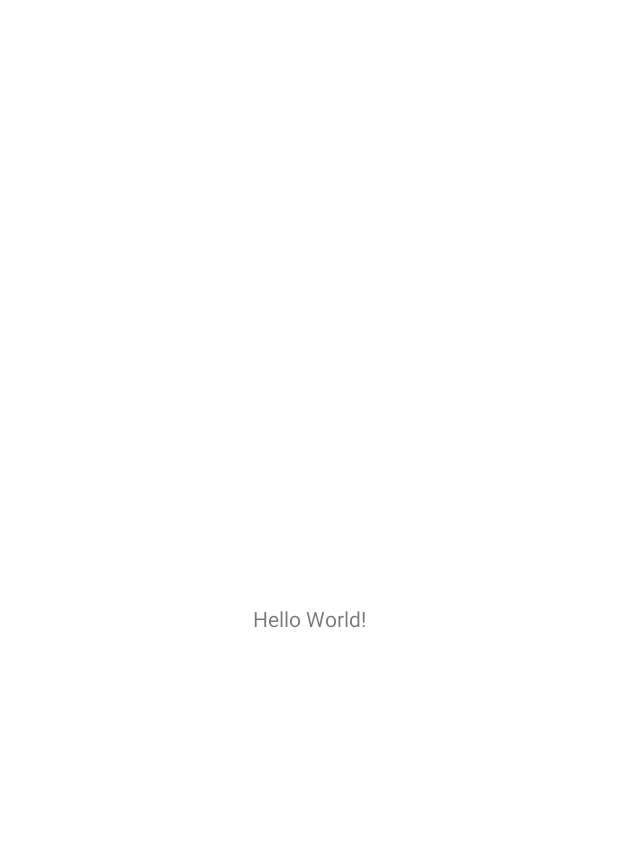
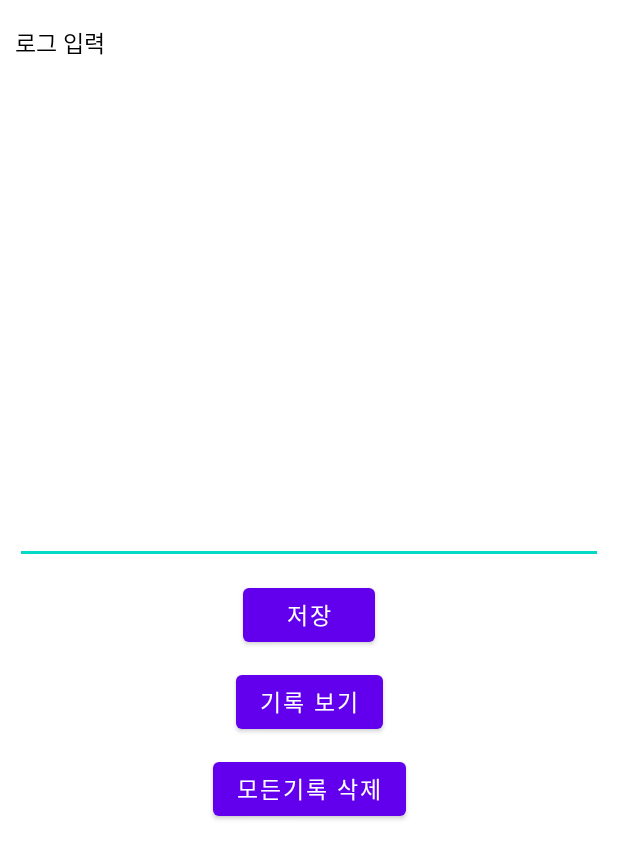
Before and after one commit to cellodove/Room_Example, an Android app: the screen it shows after launch (MainActivity), on a phone screen of 412 x 824 dp. Before the commit the part shown is almost empty. Shown: the top 859 px of the screen. Run offline under Robolectric (Android 15) with nearby library versions, the phone set to English and light mode, and no system bars.

Commit message:
레이아웃 연결 완료

```diff
--- /dev/null
+++ b/app/src/main/java/com/peter/room_example/extension/ViewExtension.kt
@@ -0,0 +1,14 @@
+package com.peter.room_example.extension
+
+import android.view.View
+import com.peter.room_example.databinding.LayoutToolbarBinding
+
+fun initToolbar(toolbar: LayoutToolbarBinding, title : String, backClickVisible : Boolean , backClick:(() -> Unit)? = null){
+    toolbar.apply {
+        this.title.text = title
+        this.backButton.visibility = if (backClickVisible) View.VISIBLE else View.GONE
+        this.backButton.setOnClickListener {
+            backClick?.invoke()
+        }
+    }
+}
--- a/app/src/main/java/com/peter/room_example/ui/EditFragment.kt
+++ b/app/src/main/java/com/peter/room_example/ui/EditFragment.kt
@@ -1,6 +1,20 @@
 package com.peter.room_example.ui
 
-import androidx.fragment.app.Fragment
+import android.os.Bundle
+import android.view.View
+import androidx.fragment.app.activityViewModels
+import com.peter.room_example.databinding.FragmentEditBinding
+import com.peter.room_example.extension.initToolbar
+import com.peter.room_example.ui.base.BaseFragment
 
-class EditFragment : Fragment() {
+class EditFragment : BaseFragment<FragmentEditBinding>(FragmentEditBinding::inflate) {
+    private val viewModel : MainViewModel by activityViewModels()
+
+    override fun onViewCreated(view: View, savedInstanceState: Bundle?) {
+        super.onViewCreated(view, savedInstanceState)
+        initToolbar(binding.toolbar,"로그 입력", backClickVisible = false)
+        binding.showLogButton.setOnClickListener {
+            viewModel.liveFragmentStep.value = MainViewModel.FragmentStep.LOG
+        }
+    }
 }
--- a/app/src/main/java/com/peter/room_example/ui/LogListFragment.kt
+++ b/app/src/main/java/com/peter/room_example/ui/LogListFragment.kt
@@ -1,6 +1,18 @@
 package com.peter.room_example.ui
 
-import androidx.fragment.app.Fragment
+import android.os.Bundle
+import android.view.View
+import androidx.fragment.app.activityViewModels
+import com.peter.room_example.databinding.FragmentLogBinding
+import com.peter.room_example.extension.initToolbar
+import com.peter.room_example.ui.base.BaseFragment
 
-class LogListFragment : Fragment() {
+class LogListFragment : BaseFragment<FragmentLogBinding>(FragmentLogBinding::inflate) {
+    private val viewModel : MainViewModel by activityViewModels()
+
+    override fun onViewCreated(view: View, savedInstanceState: Bundle?) {
+        super.onViewCreated(view, savedInstanceState)
+        initToolbar(binding.toolbar, "로그 기록", backClickVisible = true, backClick = { viewModel.liveFragmentStep.value = MainViewModel.FragmentStep.EDIT })
+
+    }
 }
--- a/app/src/main/java/com/peter/room_example/ui/MainActivity.kt
+++ b/app/src/main/java/com/peter/room_example/ui/MainActivity.kt
@@ -6,7 +6,7 @@ import androidx.activity.viewModels
 import com.peter.room_example.R
 
 class MainActivity : AppCompatActivity() {
-    val viewModel : MainViewModel by viewModels()
+    private val viewModel : MainViewModel by viewModels()
 
     override fun onCreate(savedInstanceState: Bundle?) {
         super.onCreate(savedInstanceState)
@@ -15,16 +15,15 @@ class MainActivity : AppCompatActivity() {
     }
 
 
-
-
-    fun viewModelObserver(){
+    private fun viewModelObserver(){
         viewModel.liveFragmentStep.observe(this){ step ->
             if (!isDestroyed){
                 supportFragmentManager.beginTransaction().run {
                     when(step){
-                        MainViewModel.FragmentStep.EDIT -> {}
-                        MainViewModel.FragmentStep.LOG -> {}
+                        MainViewModel.FragmentStep.EDIT -> replace(R.id.fragment_container_view,EditFragment(),"edit_fragment")
+                        MainViewModel.FragmentStep.LOG -> replace(R.id.fragment_container_view,LogListFragment(),"log_list_fragment")
                     }
+                    commitNowAllowingStateLoss()
                 }
             }
         }
--- a/app/src/main/java/com/peter/room_example/ui/MainViewModel.kt
+++ b/app/src/main/java/com/peter/room_example/ui/MainViewModel.kt
@@ -9,8 +9,4 @@ class MainViewModel : ViewModel() {
     }
 
     val liveFragmentStep = MutableLiveData(FragmentStep.EDIT)
-
-
-
-
 }
--- /dev/null
+++ b/app/src/main/java/com/peter/room_example/ui/base/BaseFragment.kt
@@ -0,0 +1,21 @@
+package com.peter.room_example.ui.base
+
+import android.os.Bundle
+import android.view.LayoutInflater
+import android.view.View
+import android.view.ViewGroup
+import androidx.fragment.app.Fragment
+import androidx.viewbinding.ViewBinding
+
+abstract class BaseFragment<VB:ViewBinding>(private val bindingInflater:(inflater: LayoutInflater) -> VB) : Fragment() {
+    lateinit var binding : VB
+
+    override fun onCreateView(
+        inflater: LayoutInflater,
+        container: ViewGroup?,
+        savedInstanceState: Bundle?
+    ): View? {
+        binding = bindingInflater.invoke(inflater)
+        return binding.root
+    }
+}
--- a/app/src/main/res/layout/activity_main.xml
+++ b/app/src/main/res/layout/activity_main.xml
@@ -5,14 +5,9 @@
     android:layout_width="match_parent"
     android:layout_height="match_parent"
     tools:context=".ui.MainActivity">
-
-    <TextView
-        android:layout_width="wrap_content"
-        android:layout_height="wrap_content"
-        android:text="Hello World!"
-        app:layout_constraintBottom_toBottomOf="parent"
-        app:layout_constraintLeft_toLeftOf="parent"
-        app:layout_constraintRight_toRightOf="parent"
-        app:layout_constraintTop_toTopOf="parent" />
+    <androidx.fragment.app.FragmentContainerView
+        android:id="@+id/fragment_container_view"
+        android:layout_width="match_parent"
+        android:layout_height="match_parent"/>
 
 </androidx.constraintlayout.widget.ConstraintLayout>
--- a/app/src/main/res/layout/fragment_edit.xml
+++ b/app/src/main/res/layout/fragment_edit.xml
@@ -24,17 +24,42 @@
         app:layout_constraintTop_toBottomOf="@+id/layout_toolbar"
         app:layout_constraintStart_toStartOf="parent"
         app:layout_constraintEnd_toEndOf="parent"
-        app:layout_constraintBottom_toTopOf="@+id/button"
+        app:layout_constraintBottom_toTopOf="@+id/saveButton"
         app:layout_constraintVertical_chainStyle="packed"/>
 
     <com.google.android.material.button.MaterialButton
-        android:id="@+id/button"
+        android:id="@+id/saveButton"
         android:layout_width="wrap_content"
         android:layout_height="wrap_content"
         android:layout_marginTop="10dp"
         app:layout_constraintTop_toBottomOf="@+id/editText"
         app:layout_constraintStart_toStartOf="parent"
         app:layout_constraintEnd_toEndOf="parent"
+        app:layout_constraintBottom_toTopOf="@+id/showLogButton"
+        android:textSize="15dp"
+        android:text="저장"/>
+
+    <com.google.android.material.button.MaterialButton
+        android:id="@+id/showLogButton"
+        android:layout_width="wrap_content"
+        android:layout_height="wrap_content"
+        android:layout_marginTop="10dp"
+        app:layout_constraintTop_toBottomOf="@+id/saveButton"
+        app:layout_constraintStart_toStartOf="parent"
+        app:layout_constraintEnd_toEndOf="parent"
+        app:layout_constraintBottom_toTopOf="@+id/deleteButton"
+        android:textSize="15dp"
+        android:text="기록 보기"/>
+
+    <com.google.android.material.button.MaterialButton
+        android:id="@+id/deleteButton"
+        android:layout_width="wrap_content"
+        android:layout_height="wrap_content"
+        android:layout_marginTop="10dp"
+        app:layout_constraintTop_toBottomOf="@+id/showLogButton"
+        app:layout_constraintStart_toStartOf="parent"
+        app:layout_constraintEnd_toEndOf="parent"
         app:layout_constraintBottom_toBottomOf="parent"
-        android:text="저장"/>
+        android:textSize="15dp"
+        android:text="모든기록 삭제"/>
 </androidx.constraintlayout.widget.ConstraintLayout>
--- a/app/src/main/res/layout/layout_toolbar.xml
+++ b/app/src/main/res/layout/layout_toolbar.xml
@@ -22,5 +22,7 @@
         app:layout_constraintStart_toEndOf="@+id/backButton"
         app:layout_constraintTop_toTopOf="@+id/backButton"
         app:layout_constraintBottom_toBottomOf="@+id/backButton"
+        android:textColor="@color/black"
+        android:textSize="15dp"
         tools:text="기록화면"/>
 </androidx.constraintlayout.widget.ConstraintLayout>
```
